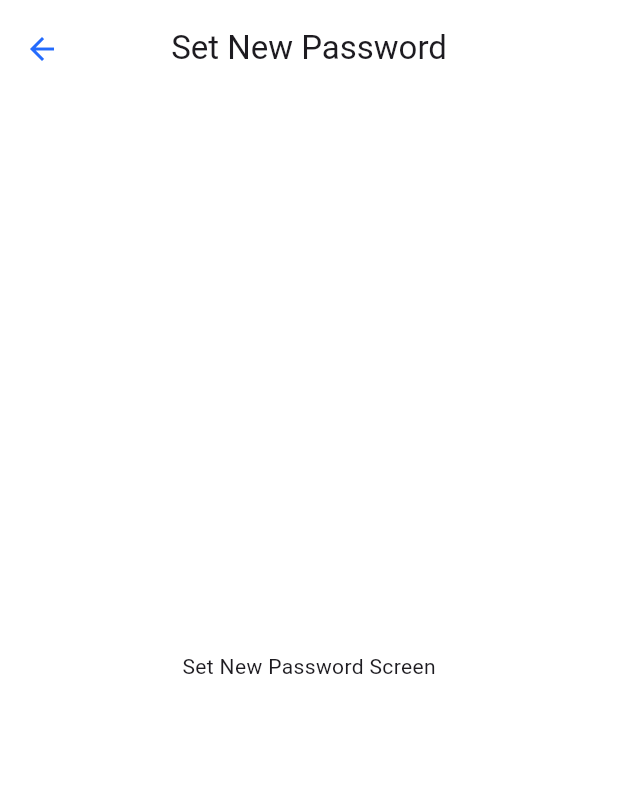
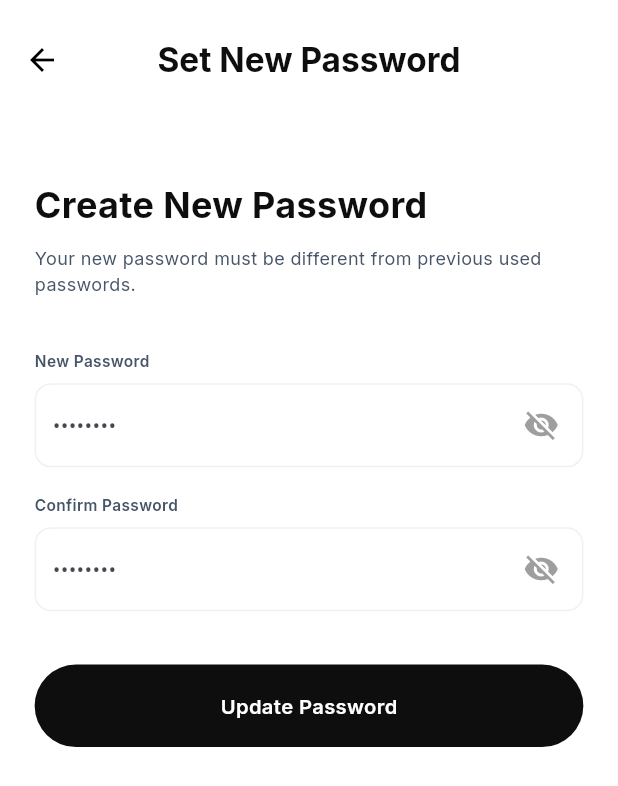
Before and after one commit to codeMAHDI/ALFRED-AI-CHATBOT, a Flutter app: the SetNewPasswordScreen screen opened by its route, on a phone screen of 412 x 824 dp. Shown: the top 786 px of the screen. Run offline on Flutter 3.47's test engine with Material 3 defaults, Android fonts, the phone set to English and light mode, and no system bars; our stand-ins replace cached_network_image, flutter_screenutil, flutter_spinkit, flutter_svg, fluttertoast, get and 4 more; accounts and stored records are empty.

Commit message:
Feature: Add Forget Password flow and SetNewPasswordScreen UI

```diff
--- a/App Developer/catellio25/lib/features/auth/view_models/auth_controller.dart
+++ b/App Developer/catellio25/lib/features/auth/view_models/auth_controller.dart
@@ -11,6 +11,7 @@ class AuthController extends GetxController {
   // OTP fields
   final otpController = ''.obs;
   var otpEmail = ''.obs;
+  var isForgotPasswordFlow = false.obs;
 
   var isPasswordVisible = false.obs;
   var isConfirmPasswordVisible = false.obs;
@@ -37,6 +38,12 @@ class AuthController extends GetxController {
   }
 
   void createAccount() {
+    isForgotPasswordFlow.value = false;
+    Get.toNamed(AppRoutes.verifyOtpScreen, arguments: emailController.value);
+  }
+
+  void forgotPassword() {
+    isForgotPasswordFlow.value = true;
     Get.toNamed(AppRoutes.verifyOtpScreen, arguments: emailController.value);
   }
 
@@ -50,7 +57,11 @@ class AuthController extends GetxController {
 
   void verifyOtp() {
     print("Verifying OTP: ${otpController.value}");
-    Get.offAllNamed(AppRoutes.authScreen);
+    if (isForgotPasswordFlow.value) {
+      Get.toNamed(AppRoutes.setNewPasswordScreen);
+    } else {
+      Get.offAllNamed(AppRoutes.authScreen);
+    }
   }
 
   void resendOtp() {
--- a/App Developer/catellio25/lib/features/auth/views/auth_screen.dart
+++ b/App Developer/catellio25/lib/features/auth/views/auth_screen.dart
@@ -94,6 +94,19 @@ class AuthScreen extends GetView<AuthController> {
               hintStyle: TextStyle(fontSize: 16.h, fontWeight: FontWeight.w400),
               isPassword: true,
               onChanged: (val) => controller.passwordController.value = val,
+            ),
+            SizedBox(height: 12.h),
+            Align(
+              alignment: Alignment.centerRight,
+              child: CustomButton(
+                onTap: controller.forgotPassword,
+                title: "Forget Password...",
+                height: 30.h,
+                width: 140.w,
+                fillColor: Colors.transparent,
+                textColor: AppColors.black,
+                fontSize: 12.sp,
+              ),
             ),
             SizedBox(height: 30.h),
 
--- a/App Developer/catellio25/lib/features/auth/views/set_new_password_screen.dart
+++ b/App Developer/catellio25/lib/features/auth/views/set_new_password_screen.dart
@@ -1,5 +1,12 @@
 import 'package:flutter/material.dart';
+import 'package:flutter_screenutil/flutter_screenutil.dart';
 import 'package:get/get.dart';
+import '../../../../core/theme/app_colors.dart';
+import '../../../../utils/app_strings/app_strings.dart';
+import '../../../../global_widgets/custom_text/custom_text.dart';
+import '../../../../global_widgets/custom_text_field/custom_text_field.dart';
+import '../../../../global_widgets/custom_button/custom_button.dart';
+import '../../../../global_widgets/custom_royel_appbar/custom_royel_appbar.dart';
 import '../view_models/auth_controller.dart';
 
 class SetNewPasswordScreen extends GetView<AuthController> {
@@ -8,9 +15,80 @@ class SetNewPasswordScreen extends GetView<AuthController> {
   @override
   Widget build(BuildContext context) {
     return Scaffold(
-      appBar: AppBar(title: const Text('Set New Password')),
-      body: const Center(
-        child: Text('Set New Password Screen'),
+      backgroundColor: AppColors.background,
+      appBar: const CustomRoyelAppbar(
+        titleName: "Set New Password",
+        titleColor: AppColors.black,
+        leftIcon: true,
+      ),
+      body: SingleChildScrollView(
+        padding: EdgeInsets.symmetric(horizontal: 24.w, vertical: 24.h),
+        child: Column(
+          crossAxisAlignment: CrossAxisAlignment.start,
+          children: [
+            SizedBox(height: 20.h),
+            CustomText(
+              text: "Create New Password",
+              fontSize: 28.sp,
+              fontWeight: FontWeight.bold,
+              color: AppColors.black,
+            ),
+            SizedBox(height: 12.h),
+            CustomText(
+              text: "Your new password must be different from previous used passwords.",
+              fontSize: 14.sp,
+              color: AppColors.greyShade,
+              maxLines: 3,
+              textAlign: TextAlign.start,
+            ),
+            SizedBox(height: 40.h),
+
+            CustomText(
+              text: "New Password",
+              fontSize: 12.sp,
+              fontWeight: FontWeight.w600,
+              color: AppColors.greyShade,
+            ),
+            SizedBox(height: 8.h),
+            CustomTextField(
+              hintText: "••••••••",
+              hintStyle: TextStyle(fontSize: 16.h, fontWeight: FontWeight.w400),
+              isPassword: true,
+              onChanged: (val) => controller.passwordController.value = val,
+              fillColor: AppColors.white,
+              fieldBorderColor: const Color(0xFFF0F0F0),
+              fieldBorderRadius: 12.r,
+            ),
+            SizedBox(height: 20.h),
+
+            CustomText(
+              text: "Confirm Password",
+              fontSize: 12.sp,
+              fontWeight: FontWeight.w600,
+              color: AppColors.greyShade,
+            ),
+            SizedBox(height: 8.h),
+            CustomTextField(
+              hintText: "••••••••",
+              hintStyle: TextStyle(fontSize: 16.h, fontWeight: FontWeight.w400),
+              isPassword: true,
+              onChanged: (val) => controller.confirmPasswordController.value = val,
+              fillColor: AppColors.white,
+              fieldBorderColor: const Color(0xFFF0F0F0),
+              fieldBorderRadius: 12.r,
+            ),
+            SizedBox(height: 40.h),
+
+            CustomButton(
+              onTap: () {
+                // Assuming we reset successfully, go back to auth screen
+                Get.offAllNamed(AppRoutes.authScreen);
+              },
+              title: "Update Password",
+              fontSize: 14,
+            ),
+          ],
+        ),
       ),
     );
   }
```
